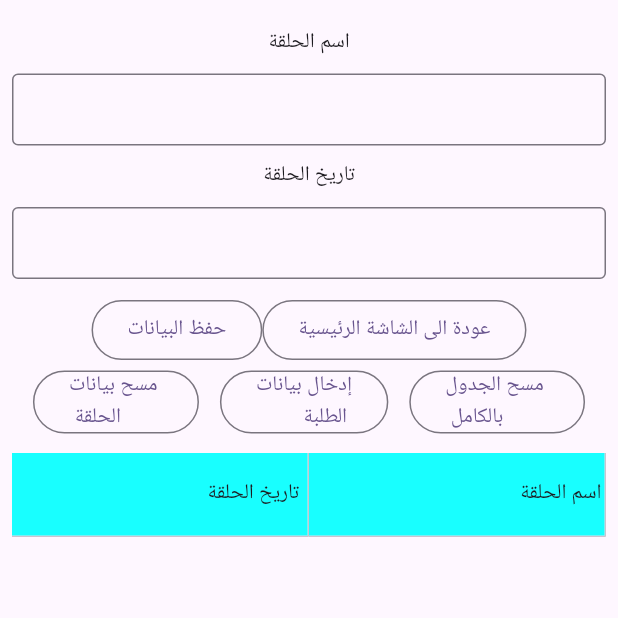
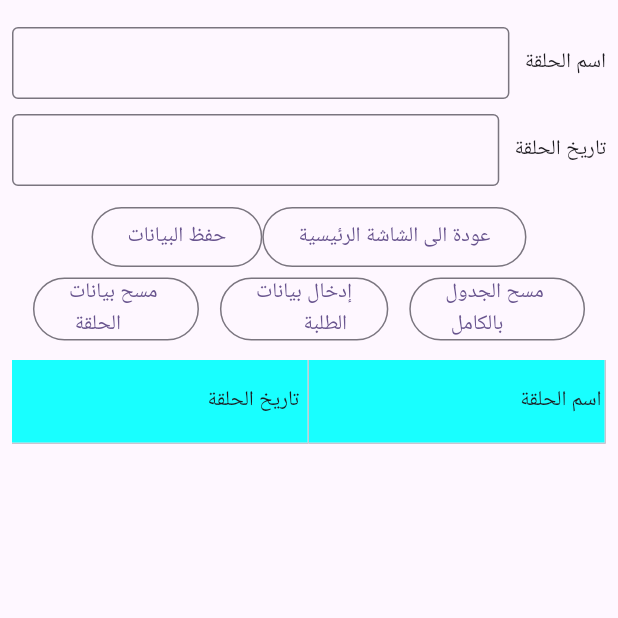
Before and after one commit to mhussin2008/quran_classes, a Flutter app: the ExamEntryScreenUpdated screen opened directly, on a phone screen of 412 x 824 dp, the top half of it. Run offline on Flutter 3.47's test engine with Material 3 defaults, Android fonts, the phone set to English and light mode, and no system bars; drawn by our look-alikes of syncfusion_flutter_datagrid; our stand-ins replace fluttertoast, shared_preferences, sqflite; accounts and stored records are empty.

Commit message:
first after editions

```diff
--- a/lib/ScreensUpdated/ExamEntryScreenUpdated.dart
+++ b/lib/ScreensUpdated/ExamEntryScreenUpdated.dart
@@ -64,34 +64,56 @@ class _ExamEntryScreenUpdatedState extends State<ExamEntryScreenUpdated> {
                 child: Column(
                   mainAxisAlignment: MainAxisAlignment.start,
                   children: [
+
                     SizedBox(
                       height: 10,
                     ),
-                    Text('اسم الحلقة'),
-                    SizedBox(
-                      height: 10,
-                    ),
-                    TextFormField(
+                    Row(
+                      children: [
+
+                        Expanded(
+                          child: TextFormField(
                               style: const TextStyle(height: 0.5),
                               keyboardType: TextInputType.text,
                               textDirection: TextDirection.rtl,
                               controller: nameController,
                               decoration: const InputDecoration(
                                   border: OutlineInputBorder())),
+                        ),
+                        SizedBox(
+                          width: 10,
+                        ),
+
+
+
+                        Text('اسم الحلقة'),
+                      ],
+                    ),
+
+
                     SizedBox(
                       height: 10,
                     ),
-                    Text('تاريخ الحلقة'),
-                    SizedBox(
-                      height: 10,
-                    ),
-                    TextFormField(
+
+
+                    Row(
+                      children: [
+                        Expanded(
+                          child: TextFormField(
                               style: const TextStyle(height: 0.5),
                               keyboardType: TextInputType.number,
                               textDirection: TextDirection.rtl,
                               controller: dateController,
                               decoration: const InputDecoration(
                                   border: OutlineInputBorder())),
+                        ),
+                        SizedBox(
+                          width: 10,
+                        ),
+
+                        Text('تاريخ الحلقة'),
+                      ],
+                    ),
                     SizedBox(
                       height: 10,
                     ),
--- a/pubspec.yaml
+++ b/pubspec.yaml
@@ -19,7 +19,7 @@ publish_to: 'none' # Remove this line if you wish to publish to pub.dev
 version: 1.0.0+1
 
 environment:
-  sdk: '>=2.19.2 <3.0.0'
+  sdk: '>=3.0.0 <4.0.0'
 
 # Dependencies specify other packages that your package needs in order to work.
 # To automatically upgrade your package dependencies to the latest versions
```
Also changed, not shown: pubspec.lock, 3 other files. Lines whose indentation alone changed are shown as unchanged.
